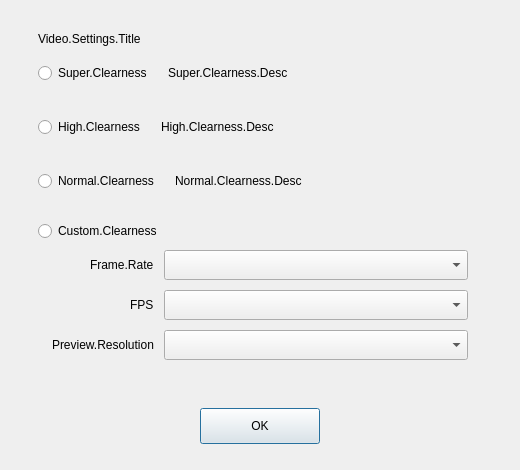
This is UI/forms/XLVideoSettingsDialog.ui in gechangli/obs-studio as Qt 5 draws it before an edit. The edited form follows.
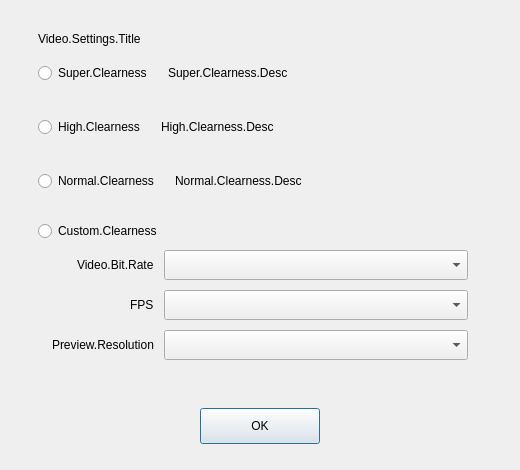
This is the edited form.

Commit message: video settings ok

Patch:
```diff
--- a/UI/forms/XLVideoSettingsDialog.ui
+++ b/UI/forms/XLVideoSettingsDialog.ui
@@ -230,7 +230,7 @@
          </sizepolicy>
         </property>
         <property name="text">
-         <string>Frame.Rate</string>
+         <string>Video.Bit.Rate</string>
         </property>
        </widget>
       </item>
```
Left out of the diff: 2 changed lines with no effect on the pictures. The commit also changes 8 other files.
